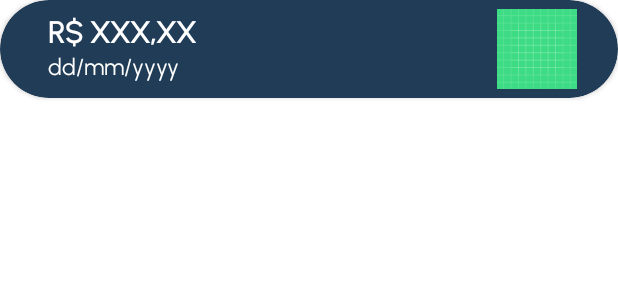
After one commit to LuccaBarroso/Revenuer, an Android app: the layout operation_item.xml on its own in the app's theme, with its tools: preview values and no code run, on a phone screen of 412 x 824 dp. The commit adds this screen. Shown: the top 300 px of the screen. Run offline under Robolectric (Android 15) with nearby library versions, the phone set to English and light mode, and no system bars.

Commit message:
added cardview

```diff
--- a/app/build.gradle
+++ b/app/build.gradle
@@ -52,5 +52,4 @@ dependencies {
     // Declare the dependency for the Realtime Database library
     // When using the BoM, you don't specify versions in Firebase library dependencies
     implementation 'com.google.firebase:firebase-database-ktx'
-    implementation 'com.google.firebase:firebase-database-ktx'
 }
--- a/app/src/main/AndroidManifest.xml
+++ b/app/src/main/AndroidManifest.xml
@@ -21,11 +21,9 @@
                 <category android:name="android.intent.category.LAUNCHER" />
             </intent-filter>
         </activity>
-
         <activity
             android:name=".activity.LoginActivity"
-            android:exported="false">
-        </activity>
+            android:exported="false" />
         <activity
             android:name=".activity.HistoryActivity"
             android:exported="false" />
--- a/app/src/main/java/com/example/revenuer/activity/MainActivity.kt
+++ b/app/src/main/java/com/example/revenuer/activity/MainActivity.kt
@@ -1,8 +1,11 @@
 package com.example.revenuer.activity
 
+import android.content.Intent
 import androidx.appcompat.app.AppCompatActivity
 import android.os.Bundle
 import android.util.Log
+import android.view.View
+import android.widget.Button
 import com.example.revenuer.R
 import com.google.firebase.auth.FirebaseAuth
 import com.google.firebase.auth.ktx.auth
@@ -13,15 +16,20 @@ import com.google.firebase.database.FirebaseDatabase
 import com.google.firebase.database.ktx.database
 import com.google.firebase.ktx.Firebase
 
-class MainActivity : AppCompatActivity() {
+class MainActivity : AppCompatActivity(), View.OnClickListener {
 
+    // Firebase
     private lateinit var mAuth: FirebaseAuth
     private lateinit var mDatabase: FirebaseDatabase
+
+    // Screen Elements
+    private lateinit var historyButton:Button
 
     override fun onCreate(savedInstanceState: Bundle?) {
         super.onCreate(savedInstanceState)
         setContentView(R.layout.activity_main)
 
+        // Firebase
         mAuth = Firebase.auth
         mDatabase = Firebase.database
 
@@ -40,5 +48,15 @@ class MainActivity : AppCompatActivity() {
 
             override fun onCancelled(error: DatabaseError) {}
         })
+
+        // Screen Elements:
+        historyButton = findViewById(R.id.main_button_history)
+        historyButton.setOnClickListener(this)
+    }
+
+    override fun onClick(view: View?) {
+        val it = Intent(this, HistoryActivity::class.java)
+        startActivity(it)
+        finish()
     }
 }
--- a/app/src/main/java/com/example/revenuer/activity/RegisterActivity.kt
+++ b/app/src/main/java/com/example/revenuer/activity/RegisterActivity.kt
@@ -11,7 +11,7 @@ import android.widget.Button
 import android.widget.EditText
 import android.widget.Toast
 import com.example.revenuer.R
-import com.example.revenuer.activity.entity.User
+import com.example.revenuer.entity.User
 import com.google.firebase.auth.FirebaseAuth
 import com.google.firebase.auth.ktx.auth
 import com.google.firebase.database.FirebaseDatabase
@@ -51,7 +51,7 @@ class RegisterActivity : AppCompatActivity(), View.OnClickListener {
         mRegisterButton.setOnClickListener(this);
     }
 
-    override fun onClick(p0: View?) {
+    override fun onClick(view: View?) {
         //one btn on the scree therefore no need for ifs ahead
         val name = mRegisterName.text.toString();
         val phone = mRegisterPhone.text.toString();
--- a/app/src/main/java/com/example/revenuer/activity/entity/Operation.kt
+++ b/app/src/main/java/com/example/revenuer/entity/Operation.kt
@@ -1,4 +1,4 @@
-package com.example.revenuer.activity.entity
+package com.example.revenuer.entity
 
 data class Operation(
     val id:Int? = null,
--- a/app/src/main/java/com/example/revenuer/activity/entity/User.kt
+++ b/app/src/main/java/com/example/revenuer/entity/User.kt
@@ -1,4 +1,4 @@
-package com.example.revenuer.activity.entity
+package com.example.revenuer.entity
 
 data class User(
     val id:String,
--- /dev/null
+++ b/app/src/main/res/layout/operation_item.xml
@@ -0,0 +1,62 @@
+<?xml version="1.0" encoding="utf-8"?>
+<androidx.cardview.widget.CardView xmlns:android="http://schemas.android.com/apk/res/android"
+    xmlns:app="http://schemas.android.com/apk/res-auto"
+    xmlns:tools="http://schemas.android.com/tools"
+    android:layout_width="match_parent"
+    android:layout_height="65dp"
+    android:backgroundTint="@color/blue"
+    app:cardCornerRadius="50dp">
+
+    <androidx.constraintlayout.widget.ConstraintLayout
+        android:layout_width="match_parent"
+        android:layout_height="match_parent">
+
+        <ImageView
+            android:id="@+id/operation_cardview_type"
+            android:layout_width="wrap_content"
+            android:layout_height="0dp"
+            android:layout_marginTop="6dp"
+            android:layout_marginBottom="6dp"
+            app:layout_constraintBottom_toBottomOf="parent"
+            app:layout_constraintEnd_toEndOf="parent"
+            app:layout_constraintTop_toTopOf="parent"
+            app:srcCompat="@drawable/ic_launcher_background" />
+
+        <TextView
+            android:id="@+id/sign"
+            android:layout_width="0dp"
+            android:layout_height="wrap_content"
+            android:layout_marginStart="32dp"
+            android:layout_marginTop="8dp"
+            android:text="R$ "
+            android:textColor="#FFFFFF"
+            android:textSize="20dp"
+            android:textStyle="bold"
+            app:layout_constraintStart_toStartOf="parent"
+            app:layout_constraintTop_toTopOf="parent" />
+
+        <TextView
+            android:id="@+id/item_cardview_date"
+            android:layout_width="0dp"
+            android:layout_height="wrap_content"
+            android:layout_marginStart="32dp"
+            android:text="dd/mm/yyyy"
+            android:textColor="#FFFFFF"
+            android:textSize="15dp"
+            app:layout_constraintStart_toStartOf="parent"
+            app:layout_constraintTop_toBottomOf="@+id/sign" />
+
+        <TextView
+            android:id="@+id/item_cardview_value"
+            android:layout_width="wrap_content"
+            android:layout_height="wrap_content"
+            android:layout_marginTop="8dp"
+            android:text="XXX,XX"
+            android:textColor="#FFFFFF"
+            android:textSize="20dp"
+            android:textStyle="bold"
+            app:layout_constraintBottom_toTopOf="@+id/item_cardview_date"
+            app:layout_constraintStart_toEndOf="@+id/sign"
+            app:layout_constraintTop_toTopOf="parent" />
+    </androidx.constraintlayout.widget.ConstraintLayout>
+</androidx.cardview.widget.CardView>
```
